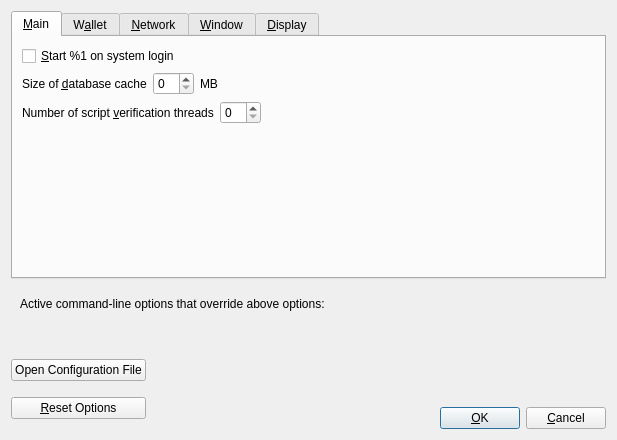
Before: the Qt Designer form src/qt/forms/optionsdialog.ui in AvianNetwork/Avian, drawn with Qt 5.
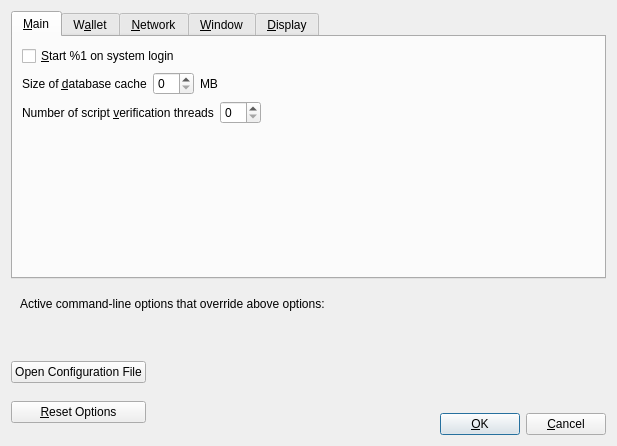
After: the same form once the commit is applied. The open tabs and pages were chosen to show the change. Icons and pictures are not drawn. Custom widgets are drawn as their Qt base class.

Commit message: UI: Add icons to tabs and fix fonts

Diff of the .ui file:
```diff
--- a/src/qt/forms/optionsdialog.ui
+++ b/src/qt/forms/optionsdialog.ui
@@ -7,7 +7,7 @@
     <x>0</x>
     <y>0</y>
     <width>617</width>
-    <height>440</height>
+    <height>446</height>
    </rect>
   </property>
   <property name="windowTitle">
```
Left out of the diff: 26 changed lines with no effect on the pictures. The commit also changes 3 other files.
